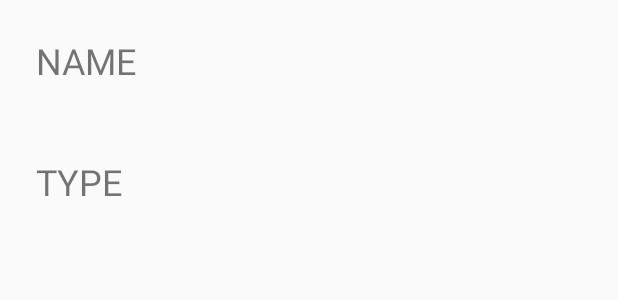
After one commit to cljohnson43/AtlantaZoo, an Android app: the layout animal_item.xml on its own in the app's theme, with its tools: preview values and no code run, on a phone screen of 412 x 824 dp. The commit adds this screen. Shown: the top 300 px of the screen. Run offline under Robolectric (Android 15) with nearby library versions, the phone set to English and light mode, and no system bars.

Commit message:
add third and forth activities.

```diff
--- a/app/src/main/AndroidManifest.xml
+++ b/app/src/main/AndroidManifest.xml
@@ -9,7 +9,9 @@
         android:roundIcon="@mipmap/ic_launcher_round"
         android:supportsRtl="true"
         android:theme="@style/AppTheme">
-        <activity android:name=".views.ZooAnimalTypes"></activity>
+        <activity android:name=".views.ZooAnimalDetail"></activity>
+        <activity android:name=".views.ZooAnimalList" />
+        <activity android:name=".views.ZooAnimalTypes" />
         <activity android:name=".views.MainActivity">
             <intent-filter>
                 <action android:name="android.intent.action.MAIN" />
--- a/app/src/main/java/com/example/atlantazoo/models/Animal.kt
+++ b/app/src/main/java/com/example/atlantazoo/models/Animal.kt
@@ -3,6 +3,9 @@ package com.example.atlantazoo.models
 import android.os.Parcelable
 import kotlinx.android.parcel.Parcelize
 
+const val TYPE_KEY = "type"
+const val ANIMAL_KEY = "animal"
+
 @Parcelize
 class Animal(val name: String, val type: String) : Parcelable {
 }
--- a/app/src/main/java/com/example/atlantazoo/views/ZooAnimalTypes.kt
+++ b/app/src/main/java/com/example/atlantazoo/views/ZooAnimalTypes.kt
@@ -31,7 +31,6 @@ class ZooAnimalTypes : AppCompatActivity() {
         setContentView(R.layout.activity_zoo_animal_types)
 
         types_lv.adapter = ZooAnimalTypesAdapter(types)
-
     }
 
 
--- /dev/null
+++ b/app/src/main/res/layout/animal_item.xml
@@ -0,0 +1,34 @@
+<?xml version="1.0" encoding="utf-8"?>
+<androidx.constraintlayout.widget.ConstraintLayout
+    xmlns:android="http://schemas.android.com/apk/res/android"
+    xmlns:app="http://schemas.android.com/apk/res-auto"
+    xmlns:tools="http://schemas.android.com/tools"
+    android:layout_width="match_parent"
+    android:layout_height="match_parent"
+    >
+
+    <TextView
+        android:id="@+id/animal_name_tv"
+        android:layout_width="match_parent"
+        android:layout_height="wrap_content"
+        android:padding="24dp"
+        android:textSize="24sp"
+        tools:text="NAME"
+        app:layout_constraintTop_toTopOf="parent"
+        app:layout_constraintStart_toStartOf="parent"
+        />
+
+    <TextView
+        android:id="@+id/animal_type_tv"
+        android:layout_width="match_parent"
+        android:layout_height="wrap_content"
+        android:padding="24dp"
+        android:textSize="24sp"
+        tools:text="TYPE"
+        app:layout_constraintTop_toBottomOf="@id/animal_name_tv"
+        app:layout_constraintStart_toStartOf="@id/animal_name_tv"
+        />
+
+
+
+</androidx.constraintlayout.widget.ConstraintLayout>
```
Also changed, not shown: app/src/main/java/com/example/atlantazoo/adapters/ZooAnimalListAdapter.kt (added, +43 -0 lines), app/src/main/java/com/example/atlantazoo/adapters/ZooAnimalTypesAdapter.kt (+13 -2 lines), app/src/main/java/com/example/atlantazoo/views/ZooAnimalDetail.kt (added, +21 -0 lines), app/src/main/java/com/example/atlantazoo/views/ZooAnimalList.kt (added, +37 -0 lines), app/src/main/res/layout/activity_zoo_animal_detail.xml (added, +35 -0 lines), app/src/main/res/layout/activity_zoo_animal_list.xml (added, +18 -0 lines).
